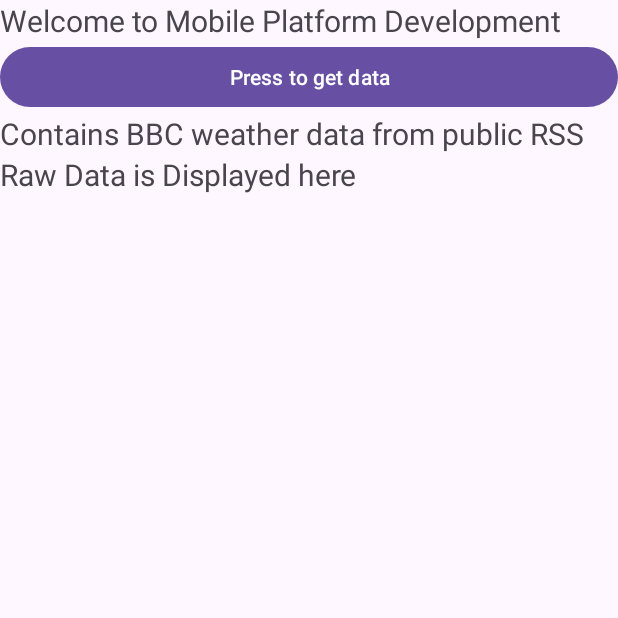
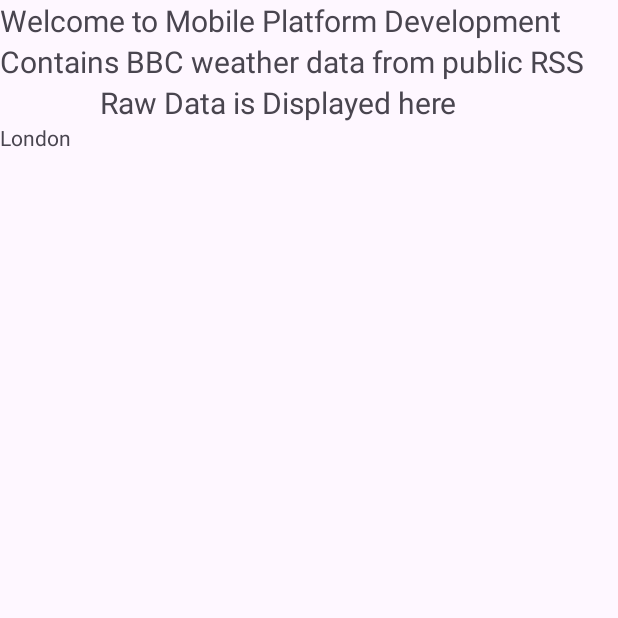
Before and after one commit to Jochii96/CW1_Joanna_Hoppe, an Android app: the screen it shows after launch (MainActivity), on a phone screen of 412 x 824 dp, the top half of it. Run offline under Robolectric (Android 15) with nearby library versions, the phone set to English and light mode, and no system bars.

```diff
--- a/app/build.gradle
+++ b/app/build.gradle
@@ -29,7 +29,7 @@ android {
 }
 
 dependencies {
-
+    implementation 'androidx.viewpager2:viewpager2:1.0.0'
     implementation 'androidx.appcompat:appcompat:1.6.1'
     implementation 'com.google.android.material:material:1.5.0'
     implementation 'androidx.constraintlayout:constraintlayout:2.1.4'
--- /dev/null
+++ b/app/src/main/java/com/example/cw1/LocationFragment.java
@@ -0,0 +1,43 @@
+package com.example.cw1;
+
+import android.os.Bundle;
+
+import androidx.fragment.app.Fragment;
+
+import android.view.LayoutInflater;
+import android.view.View;
+import android.view.ViewGroup;
+import android.widget.TextView;
+
+
+public class LocationFragment extends Fragment {
+    private static final String ARG_LOCATION_NAME = "locationName";
+    private static final String ARG_WEATHER_CONDITION = "weatherCondition"; // New argument for weather condition
+
+    public static LocationFragment newInstance(String locationName, String weatherCondition) {
+        LocationFragment fragment = new LocationFragment();
+        Bundle args = new Bundle();
+        args.putString(ARG_LOCATION_NAME, locationName);
+        args.putString(ARG_WEATHER_CONDITION, weatherCondition); // Pass weather condition
+        fragment.setArguments(args);
+        return fragment;
+    }
+
+    @Override
+    public View onCreateView(LayoutInflater inflater, ViewGroup container,
+                             Bundle savedInstanceState) {
+        View view = inflater.inflate(R.layout.fragment_location, container, false);
+        TextView locationTextView = view.findViewById(R.id.locationName); // Make sure this ID is correct in your layout
+        TextView weatherInfoTextView = view.findViewById(R.id.weatherInfo); // You'll need to add this TextView to your layout
+
+        Bundle args = getArguments();
+        if (args != null) {
+            String locationName = args.getString(ARG_LOCATION_NAME);
+            String weatherCondition = args.getString(ARG_WEATHER_CONDITION); // Retrieve weather condition
+
+            locationTextView.setText(locationName);
+            weatherInfoTextView.setText(weatherCondition); // Display weather condition
+        }
+        return view;
+    }
+}
--- /dev/null
+++ b/app/src/main/java/com/example/cw1/Location_adapter.java
@@ -0,0 +1,33 @@
+package com.example.cw1;
+
+import androidx.annotation.NonNull;
+import androidx.fragment.app.Fragment;
+import androidx.fragment.app.FragmentActivity;
+import androidx.viewpager2.adapter.FragmentStateAdapter;
+
+import java.util.List;
+import java.util.Map;
+
+public class Location_adapter extends FragmentStateAdapter {
+    private final List<String> locationNames;
+    private final Map<String, String> weatherDataAsString; // Ensure this is correctly typed
+
+    public Location_adapter(@NonNull FragmentActivity fragmentActivity, List<String> locationNames, Map<String, String> weatherDataAsString) {
+        super(fragmentActivity);
+        this.locationNames = locationNames;
+        this.weatherDataAsString = weatherDataAsString;
+    }
+
+    @NonNull
+    @Override
+    public Fragment createFragment(int position) {
+        String locationName = locationNames.get(position);
+        String weatherData = weatherDataAsString.containsKey(locationName) ? weatherDataAsString.get(locationName) : "No data available";
+        return LocationFragment.newInstance(locationName, weatherData);
+    }
+
+    @Override
+    public int getItemCount() {
+        return locationNames.size();
+    }
+}
--- a/app/src/main/res/layout/activity_main.xml
+++ b/app/src/main/res/layout/activity_main.xml
@@ -3,7 +3,7 @@
 <ScrollView xmlns:android="http://schemas.android.com/apk/res/android"
     android:layout_width="fill_parent"
     android:layout_height="fill_parent">
-    <LinearLayout xmlns:android="http://schemas.android.com/apk/res/android"
+    <LinearLayout
         android:orientation="vertical"
         android:layout_width="fill_parent"
         android:layout_height="fill_parent">
@@ -15,12 +15,7 @@
             android:textSize="20sp"
             android:text="Welcome to Mobile Platform Development"
             />
-        <Button
-            android:id="@+id/startButton"
-            android:layout_width="fill_parent"
-            android:layout_height="wrap_content"
-            android:text="Press to get data"
-            />
+
         <TextView
             android:id="@+id/acknowledgement"
             android:layout_width="fill_parent"
@@ -28,12 +23,21 @@
             android:textSize="20sp"
             android:text="Contains BBC weather data from public RSS"
             />
+
         <TextView
             android:id="@+id/rawDataDisplay"
             android:layout_width="fill_parent"
             android:layout_height="wrap_content"
-            android:textSize="20sp"
+            android:layout_marginLeft="100px"
+            android:layout_marginRight="100px"
             android:text="Raw Data is Displayed here"
-            />
+            android:textSize="20sp" />
+
+        <androidx.viewpager2.widget.ViewPager2
+            android:id="@+id/viewPager"
+            android:layout_width="match_parent"
+            android:layout_height="wrap_content"
+            android:layout_above="@id/rawDataDisplay" />
+
     </LinearLayout>
 </ScrollView>
--- /dev/null
+++ b/app/src/main/res/layout/fragment_location.xml
@@ -0,0 +1,26 @@
+<?xml version="1.0" encoding="utf-8"?>
+<FrameLayout xmlns:android="http://schemas.android.com/apk/res/android"
+    xmlns:tools="http://schemas.android.com/tools"
+    android:layout_width="match_parent"
+    android:layout_height="match_parent"
+    tools:context=".Location">
+
+    <LinearLayout
+        android:layout_width="match_parent"
+        android:layout_height="match_parent"
+        android:orientation="vertical">
+
+        <TextView
+            android:id="@+id/locationName"
+            android:layout_width="match_parent"
+            android:layout_height="wrap_content"
+            android:text="TextView" />
+
+        <TextView
+            android:id="@+id/weatherInfo"
+            android:layout_width="match_parent"
+            android:layout_height="wrap_content"
+            android:text="TextView" />
+
+    </LinearLayout>
+</FrameLayout>
--- a/app/src/main/res/values/strings.xml
+++ b/app/src/main/res/values/strings.xml
@@ -1,3 +1,5 @@
 <resources>
     <string name="app_name">CW1_Joanna_Hoppe</string>
+    <!-- TODO: Remove or change this placeholder text -->
+    <string name="hello_blank_fragment">Hello blank fragment</string>
 </resources>
```
